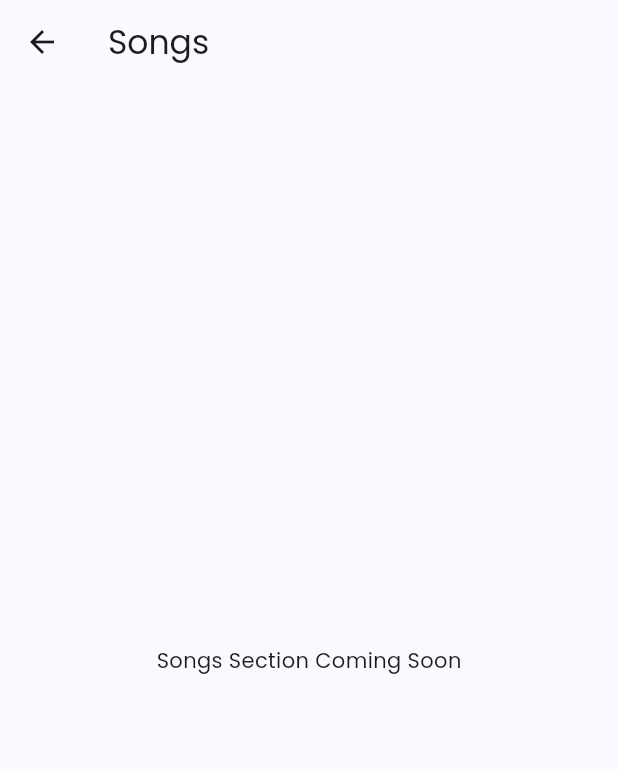
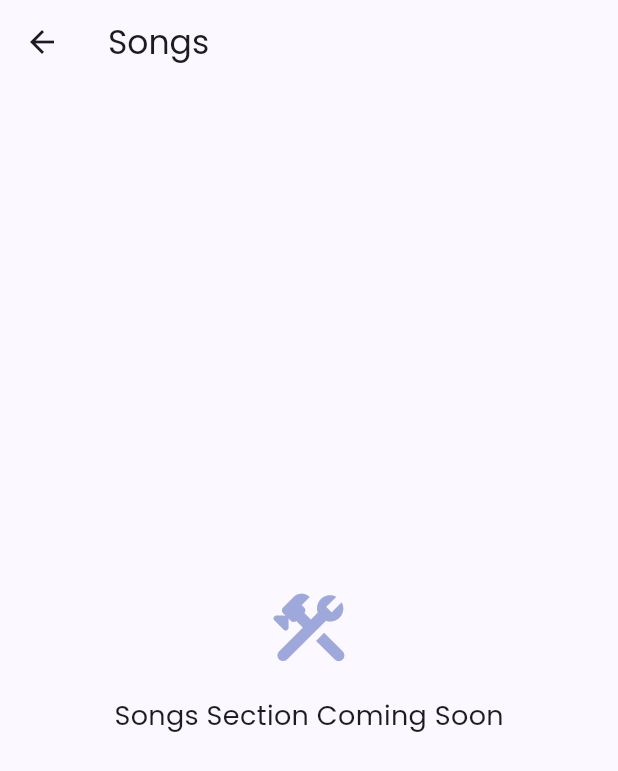
Before and after one commit to worldofgod79-del/wog_apk, a Flutter app: the screen it shows after launch, after a tap on "SONGS", on a phone screen of 412 x 824 dp. Shown: the top 771 px of the screen. Run offline on Flutter 3.47's test engine with Material 3 defaults, Android fonts, the phone set to English and light mode, and no system bars.

Commit message:
Update main.dart

```diff
--- a/lib/main.dart
+++ b/lib/main.dart
@@ -61,13 +61,14 @@ class MainHomePage extends StatelessWidget {
   @override
   Widget build(BuildContext context) {
     return Scaffold(
-      backgroundColor: const Color(0xFFF8F9FE),
+      backgroundColor: const Color(0xFFF0F2F8),
       appBar: AppBar(
-        title: const Text("WOG APP", style: TextStyle(fontWeight: FontWeight.w700, color: Colors.white)),
+        title: const Text("WOG APP", style: TextStyle(fontWeight: FontWeight.w800, color: Colors.white, letterSpacing: 1.1)),
         backgroundColor: const Color(0xFF1A237E),
         centerTitle: true,
-        elevation: 2,
+        elevation: 0,
         iconTheme: const IconThemeData(color: Colors.white),
+        shape: const RoundedRectangleBorder(borderRadius: BorderRadius.vertical(bottom: Radius.circular(20))),
       ),
       drawer: _buildDrawer(context),
       body: SingleChildScrollView(
@@ -76,58 +77,65 @@ class MainHomePage extends StatelessWidget {
           children: [
             _buildBanner(),
 
-            // DAILY NOTIFICATIONS SECTION
+            // DAILY UPDATES SECTION
             const Padding(
-              padding: EdgeInsets.symmetric(horizontal: 20, vertical: 10),
-              child: Text("Latest Updates", style: TextStyle(fontSize: 18, fontWeight: FontWeight.w700)),
+              padding: EdgeInsets.symmetric(horizontal: 24, vertical: 10),
+              child: Text("Daily Updates", style: TextStyle(fontSize: 18, fontWeight: FontWeight.w800, color: Color(0xFF1A237E))),
             ),
-            _buildNotificationSection(),
+            _buildNotificationCard(),
 
             const Padding(
-              padding: EdgeInsets.only(left: 20, top: 15, bottom: 10),
-              child: Text("Main Menu", style: TextStyle(fontSize: 18, fontWeight: FontWeight.w700)),
+              padding: EdgeInsets.only(left: 24, top: 20, bottom: 12),
+              child: Text("Explore", style: TextStyle(fontSize: 18, fontWeight: FontWeight.w800, color: Color(0xFF1A237E))),
             ),
-            _buildGridMenu(context),
-            const SizedBox(height: 80), // Space for bottom bar
+            _buildModernGrid(context),
+            const SizedBox(height: 100),
           ],
         ),
       ),
-      // BOTTOM BAR FOR "CREATED BY GRACE"
-      bottomNavigationBar: Container(
-        height: 60,
+      // PREMIUM BOTTOM NAVIGATION MESSAGE
+      bottomSheet: Container(
+        height: 65,
+        width: double.infinity,
         decoration: BoxDecoration(
           color: Colors.white,
-          boxShadow: [BoxShadow(color: Colors.black12, blurRadius: 10)],
+          boxShadow: [BoxShadow(color: Colors.black.withOpacity(0.1), blurRadius: 20, offset: const Offset(0, -5))],
+          borderRadius: const BorderRadius.vertical(top: Radius.circular(25)),
         ),
         child: Center(
           child: Text(
             "Crafted by God's Grace",
-            style: TextStyle(fontFamily: 'Poppins', color: Colors.grey[600], fontSize: 14, fontStyle: FontStyle.italic, fontWeight: FontWeight.w500),
+            style: TextStyle(fontFamily: 'Poppins', color: Colors.indigo[900], fontSize: 15, fontWeight: FontWeight.w600, letterSpacing: 0.5),
           ),
         ),
       ),
     );
   }
 
-  Widget _buildNotificationSection() {
+  Widget _buildNotificationCard() {
     return Container(
-      margin: const EdgeInsets.symmetric(horizontal: 16),
-      padding: const EdgeInsets.all(15),
+      margin: const EdgeInsets.symmetric(horizontal: 20),
+      padding: const EdgeInsets.all(16),
       decoration: BoxDecoration(
         color: Colors.white,
-        borderRadius: BorderRadius.circular(15),
-        border: Border.all(color: Colors.indigo.withOpacity(0.1)),
+        borderRadius: BorderRadius.circular(20),
+        boxShadow: [BoxShadow(color: Colors.indigo.withOpacity(0.05), blurRadius: 15, offset: const Offset(0, 5))],
       ),
       child: Row(
         children: [
-          const Icon(Icons.notifications_active, color: Colors.redAccent),
+          Container(
+            padding: const EdgeInsets.all(10),
+            decoration: BoxDecoration(color: Colors.red[50], shape: BoxShape.circle),
+            child: const Icon(Icons.bolt_rounded, color: Colors.redAccent, size: 24),
+          ),
           const SizedBox(width: 15),
-          Expanded(
+          const Expanded(
             child: Text(
-              "Today's Bible Quiz is Live! Participated yet?",
-              style: TextStyle(fontSize: 14, color: Colors.grey[800]),
+              "Today's Verse: 'The Lord is my Shepherd...'",
+              style: TextStyle(fontSize: 14, fontWeight: FontWeight.w500, color: Colors.black87),
             ),
           ),
+          const Icon(Icons.arrow_forward_ios, size: 14, color: Colors.grey),
         ],
       ),
     );
@@ -137,52 +145,70 @@ class MainHomePage extends StatelessWidget {
     return Container(
       height: 180,
       width: double.infinity,
-      margin: const EdgeInsets.all(16),
+      margin: const EdgeInsets.all(20),
       decoration: BoxDecoration(
-        borderRadius: BorderRadius.circular(25),
-        gradient: const LinearGradient(colors: [Color(0xFF1A237E), Color(0xFF3949AB)]),
-        boxShadow: [BoxShadow(color: Colors.indigo.withOpacity(0.2), blurRadius: 10, offset: const Offset(0, 5))],
+        borderRadius: BorderRadius.circular(30),
+        gradient: const LinearGradient(
+          begin: Alignment.topLeft,
+          end: Alignment.bottomRight,
+          colors: [Color(0xFF1A237E), Color(0xFF3F51B5), Color(0xFF7986CB)],
+        ),
+        boxShadow: [BoxShadow(color: Colors.indigo.withOpacity(0.3), blurRadius: 20, offset: const Offset(0, 10))],
       ),
-      child: const Center(
-        child: Text("దేవుని వాక్యం జీవమున్నది",
-          style: TextStyle(fontFamily: 'Mallanna', color: Colors.white, fontSize: 34, fontWeight: FontWeight.bold)),
+      child: Center(
+        child: Column(
+          mainAxisAlignment: MainAxisAlignment.center,
+          children: [
+            const Icon(Icons.church_rounded, color: Colors.white70, size: 40),
+            const SizedBox(height: 10),
+            Text("దేవుని వాక్యం జీవమున్నది",
+              style: TextStyle(fontFamily: 'Mallanna', color: Colors.white, fontSize: 34, fontWeight: FontWeight.bold, shadows: [Shadow(color: Colors.black26, blurRadius: 5)])),
+          ],
+        ),
+      ),
+    );
+  }
+  Widget _buildModernGrid(BuildContext context) {
+    return Padding(
+      padding: const EdgeInsets.symmetric(horizontal: 20),
+      child: GridView.count(
+        shrinkWrap: true,
+        physics: const NeverScrollableScrollPhysics(),
+        crossAxisCount: 2,
+        crossAxisSpacing: 20,
+        mainAxisSpacing: 20,
+        children: [
+          _modernMenuCard(context, "BIBLE", Icons.auto_stories_rounded, [const Color(0xFFFF9100), const Color(0xFFFFAB40)], const BibleListScreen()),
+          _modernMenuCard(context, "SONGS", Icons.music_note_rounded, [const Color(0xFF2979FF), const Color(0xFF448AFF)], const CommonPlaceholder(title: "Songs")),
+          _modernMenuCard(context, "BOOKS", Icons.menu_book_rounded, [const Color(0xFF00C853), const Color(0xFF69F0AE)], const CommonPlaceholder(title: "Books")),
+          _modernMenuCard(context, "LIVE", Icons.sensors_rounded, [const Color(0xFFFF1744), const Color(0xFFFF5252)], const CommonPlaceholder(title: "Live Stream")),
+        ],
       ),
     );
   }
 
-  Widget _buildGridMenu(BuildContext context) {
-    return Padding(
-      padding: const EdgeInsets.symmetric(horizontal: 16),
-      child: GridView.count(
-        shrinkWrap: true,
-        physics: const NeverScrollableScrollPhysics(),
-        crossAxisCount: 2,
-        crossAxisSpacing: 15,
-        mainAxisSpacing: 15,
-        children: [
-          _menuCard(context, "BIBLE", Icons.menu_book_rounded, const Color(0xFFFF9100), const BibleListScreen()),
-          _menuCard(context, "SONGS", Icons.music_note_rounded, const Color(0xFF2979FF), const CommonPlaceholder(title: "Songs")),
-          _menuCard(context, "BOOKS", Icons.import_contacts_rounded, const Color(0xFF00C853), const CommonPlaceholder(title: "Books")),
-          _menuCard(context, "LIVE", Icons.sensors_rounded, const Color(0xFFFF1744), const CommonPlaceholder(title: "Live Stream")),
-        ],
-      ),
-    );
-  }
-  Widget _menuCard(BuildContext context, String title, IconData icon, Color color, Widget screen) {
+  Widget _modernMenuCard(BuildContext context, String title, IconData icon, List<Color> colors, Widget screen) {
     return InkWell(
       onTap: () => Navigator.push(context, MaterialPageRoute(builder: (context) => screen)),
       child: Container(
         decoration: BoxDecoration(
-          color: Colors.white,
-          borderRadius: BorderRadius.circular(24),
-          boxShadow: [BoxShadow(color: Colors.black.withOpacity(0.04), blurRadius: 10)],
+          borderRadius: BorderRadius.circular(28),
+          gradient: LinearGradient(begin: Alignment.topLeft, end: Alignment.bottomRight, colors: colors),
+          boxShadow: [BoxShadow(color: colors[0].withOpacity(0.3), blurRadius: 12, offset: const Offset(0, 6))],
         ),
-        child: Column(
-          mainAxisAlignment: MainAxisAlignment.center,
+        child: Stack(
           children: [
-            CircleAvatar(radius: 25, backgroundColor: color.withOpacity(0.1), child: Icon(icon, color: color, size: 28)),
-            const SizedBox(height: 12),
-            Text(title, style: const TextStyle(fontWeight: FontWeight.w700, fontSize: 14)),
+            Positioned(right: -10, bottom: -10, child: Icon(icon, size: 80, color: Colors.white.withOpacity(0.15))),
+            Center(
+              child: Column(
+                mainAxisAlignment: MainAxisAlignment.center,
+                children: [
+                  Icon(icon, color: Colors.white, size: 40),
+                  const SizedBox(height: 10),
+                  Text(title, style: const TextStyle(color: Colors.white, fontWeight: FontWeight.w800, fontSize: 16, letterSpacing: 0.8)),
+                ],
+              ),
+            ),
           ],
         ),
       ),
@@ -191,20 +217,22 @@ class MainHomePage extends StatelessWidget {
 
   Widget _buildDrawer(BuildContext context) {
     return Drawer(
-      child: ListView(
-        padding: EdgeInsets.zero,
+      backgroundColor: Colors.white,
+      child: Column(
         children: [
           const UserAccountsDrawerHeader(
             decoration: BoxDecoration(color: Color(0xFF1A237E)),
-            accountName: Text("World of God", style: TextStyle(fontSize: 18, fontWeight: FontWeight.w600)),
-            accountEmail: Text("wogapp@official.com"),
-            currentAccountPicture: CircleAvatar(backgroundColor: Colors.white, child: Icon(Icons.church, color: Color(0xFF1A237E), size: 35)),
+            accountName: Text("World of God", style: TextStyle(fontSize: 20, fontWeight: FontWeight.bold)),
+            accountEmail: Text("v1.0 - Official App"),
+            currentAccountPicture: CircleAvatar(backgroundColor: Colors.white, child: Icon(Icons.church, color: Color(0xFF1A237E), size: 40)),
           ),
-          _drawerTile(Icons.track_changes_rounded, "Tracker"),
-          _drawerTile(Icons.audio_file_rounded, "Audio Messages"),
-          _drawerTile(Icons.quiz_rounded, "Quiz"),
+          _drawerTile(Icons.history_edu_rounded, "Tracker"),
+          _drawerTile(Icons.headset_rounded, "Audio Messages"),
+          _drawerTile(Icons.emoji_events_rounded, "Bible Quiz"),
+          const Spacer(),
           const Divider(),
-          _drawerTile(Icons.info_rounded, "About Us"),
+          _drawerTile(Icons.info_outline_rounded, "About Us"),
+          const SizedBox(height: 20),
         ],
       ),
     );
@@ -213,13 +241,13 @@ class MainHomePage extends StatelessWidget {
   Widget _drawerTile(IconData icon, String title) {
     return ListTile(
       leading: Icon(icon, color: const Color(0xFF1A237E)),
-      title: Text(title, style: const TextStyle(fontWeight: FontWeight.w500)),
+      title: Text(title, style: const TextStyle(fontWeight: FontWeight.w600)),
       onTap: () {},
     );
   }
 }
 
-// BIBLE LOGIC REMAINS SAME
+// BIBLE logic continues (Chapter/Verse screens with Mallanna font)
 class BibleListScreen extends StatefulWidget {
   const BibleListScreen({super.key});
   @override
@@ -243,11 +271,19 @@ class _BibleListScreenState extends State<BibleListScreen> {
     return Scaffold(
       appBar: AppBar(title: const Text("Holy Bible"), backgroundColor: const Color(0xFF1A237E), iconTheme: const IconThemeData(color: Colors.white)),
       body: ListView.builder(
+        padding: const EdgeInsets.symmetric(vertical: 10),
         itemCount: _books.length,
-        itemBuilder: (context, i) => ListTile(
-          title: Text(_books[i]["name"], style: const TextStyle(fontFamily: 'Mallanna', fontSize: 24)),
-          onTap: () => Navigator.push(context, MaterialPageRoute(builder: (context) =>
-            VerseScreen(chapterNum: 1, verses: _books[i]["chapters"][0]["verses"]))), // Example logic
+        itemBuilder: (context, i) => Card(
+          margin: const EdgeInsets.symmetric(horizontal: 16, vertical: 6),
+          shape: RoundedRectangleBorder(borderRadius: BorderRadius.circular(15)),
+          elevation: 0,
+          color: Colors.white,
+          child: ListTile(
+            title: Text(_books[i]["name"], style: const TextStyle(fontFamily: 'Mallanna', fontSize: 24, fontWeight: FontWeight.w600)),
+            trailing: const Icon(Icons.arrow_forward_ios_rounded, size: 16, color: Colors.indigo),
+            onTap: () => Navigator.push(context, MaterialPageRoute(builder: (context) =>
+              VerseScreen(chapterNum: 1, verses: _books[i]["chapters"][0]["verses"]))),
+          ),
         ),
       ),
     );
@@ -263,15 +299,15 @@ class VerseScreen extends StatelessWidget {
     return Scaffold(
       appBar: AppBar(title: Text("Chapter $chapterNum")),
       body: ListView.builder(
-        padding: const EdgeInsets.all(16),
+        padding: const EdgeInsets.all(20),
         itemCount: verses.length,
         itemBuilder: (context, i) => Padding(
-          padding: const EdgeInsets.only(bottom: 15),
+          padding: const EdgeInsets.only(bottom: 18),
           child: RichText(
             text: TextSpan(
               children: [
-                TextSpan(text: "${verses[i]["number"]}. ", style: const TextStyle(color: Colors.blue, fontWeight: FontWeight.bold, fontSize: 18)),
-                TextSpan(text: verses[i]["text"], style: const TextStyle(fontFamily: 'Mallanna', color: Colors.black87, fontSize: 22, height: 1.5)),
+                TextSpan(text: "${verses[i]["number"]}. ", style: const TextStyle(color: Colors.indigo, fontWeight: FontWeight.w800, fontSize: 18)),
+                TextSpan(text: verses[i]["text"], style: const TextStyle(fontFamily: 'Mallanna', color: Colors.black87, fontSize: 23, height: 1.6)),
               ],
             ),
           ),
@@ -286,6 +322,13 @@ class CommonPlaceholder extends StatelessWidget {
   const CommonPlaceholder({super.key, required this.title});
   @override
   Widget build(BuildContext context) {
-    return Scaffold(appBar: AppBar(title: Text(title)), body: Center(child: Text("$title Section Coming Soon")));
+    return Scaffold(
+      appBar: AppBar(title: Text(title)),
+      body: Center(child: Column(mainAxisAlignment: MainAxisAlignment.center, children: [
+        Icon(Icons.construction_rounded, size: 60, color: Colors.indigo[200]),
+        const SizedBox(height: 15),
+        Text("$title Section Coming Soon", style: const TextStyle(fontSize: 18, fontWeight: FontWeight.w500)),
+      ])),
+    );
   }
 }
```
